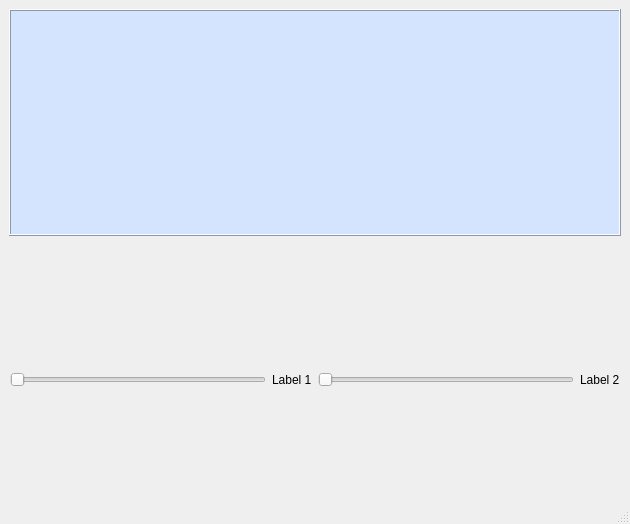
Before: the Qt Designer form interface.ui in FabL91/N7745C_control, drawn with Qt 5.
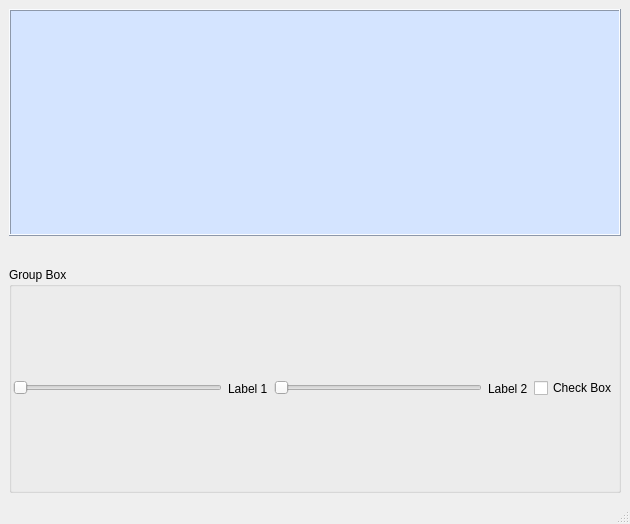
After: the same form once the commit is applied.

Commit message: Ajout CheckBox

```diff
--- a/interface.ui
+++ b/interface.ui
@@ -70,9 +70,13 @@
        </spacer>
       </item>
       <item>
+       <widget class="QGroupBox" name="groupBox">
+        <property name="title">
+         <string>Group Box</string>
+        </property>
        <layout class="QHBoxLayout" name="horizontalLayout">
         <property name="sizeConstraint">
-         <enum>QLayout::SetFixedSize</enum>
+          <enum>QLayout::SetMinimumSize</enum>
         </property>
         <property name="leftMargin">
          <number>1</number>
@@ -126,7 +130,15 @@
           </property>
          </widget>
         </item>
-       </layout>
+         <item>
+          <widget class="QCheckBox" name="checkBox">
+           <property name="text">
+            <string>Check Box</string>
+           </property>
+          </widget>
+         </item>
+        </layout>
+       </widget>
       </item>
      </layout>
     </item>
```
Lines whose indentation alone changed are shown as unchanged. The commit also changes 1 other file.
